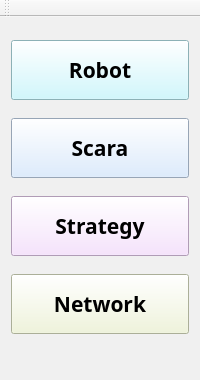
This is src/Gui/ui/Form_ControlPanel.ui in aiRobots-athome/Joy as Qt 5 draws it before an edit. The edited form follows.
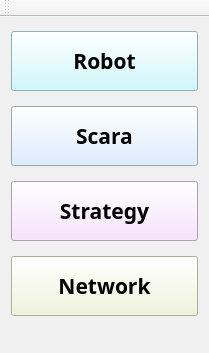
This is the edited form.

```diff
--- a/src/Gui/ui/Form_ControlPanel.ui
+++ b/src/Gui/ui/Form_ControlPanel.ui
@@ -6,8 +6,8 @@
    <rect>
     <x>0</x>
     <y>0</y>
-    <width>200</width>
-    <height>380</height>
+    <width>209</width>
+    <height>353</height>
    </rect>
   </property>
   <property name="windowTitle">
@@ -17,8 +17,65 @@
    <string notr="true">background-color: rgb(240, 240, 240);</string>
   </property>
   <widget class="QWidget" name="centralWidget">
-   <layout class="QGridLayout" name="gridLayout">
-    <item row="2" column="0">
+   <layout class="QVBoxLayout" name="verticalLayout">
+    <property name="spacing">
+     <number>12</number>
+    </property>
+    <item>
+     <widget class="QPushButton" name="pB_Form_Robot">
+      <property name="minimumSize">
+       <size>
+        <width>150</width>
+        <height>60</height>
+       </size>
+      </property>
+      <property name="font">
+       <font>
+        <family>微軟正黑體</family>
+        <pointsize>16</pointsize>
+        <weight>75</weight>
+        <bold>true</bold>
+       </font>
+      </property>
+      <property name="mouseTracking">
+       <bool>true</bool>
+      </property>
+      <property name="styleSheet">
+       <string notr="true">background-color: rgb(196, 248, 255);</string>
+      </property>
+      <property name="text">
+       <string>Robot</string>
+      </property>
+     </widget>
+    </item>
+    <item>
+     <widget class="QPushButton" name="pB_Form_Scara">
+      <property name="minimumSize">
+       <size>
+        <width>150</width>
+        <height>60</height>
+       </size>
+      </property>
+      <property name="font">
+       <font>
+        <family>微軟正黑體</family>
+        <pointsize>16</pointsize>
+        <weight>75</weight>
+        <bold>true</bold>
+       </font>
+      </property>
+      <property name="mouseTracking">
+       <bool>true</bool>
+      </property>
+      <property name="styleSheet">
+       <string notr="true">background-color: rgb(211, 231, 255);</string>
+      </property>
+      <property name="text">
+       <string>Scara</string>
+      </property>
+     </widget>
+    </item>
+    <item>
      <widget class="QPushButton" name="pB_Form_Strategy">
       <property name="minimumSize">
        <size>
@@ -45,7 +102,7 @@
       </property>
      </widget>
     </item>
-    <item row="3" column="0">
+    <item>
      <widget class="QPushButton" name="pB_Form_Network">
       <property name="minimumSize">
        <size>
@@ -72,60 +129,6 @@
       </property>
      </widget>
     </item>
-    <item row="1" column="0">
-     <widget class="QPushButton" name="pB_Form_Scara">
-      <property name="minimumSize">
-       <size>
-        <width>150</width>
-        <height>60</height>
-       </size>
-      </property>
-      <property name="font">
-       <font>
-        <family>微軟正黑體</family>
-        <pointsize>16</pointsize>
-        <weight>75</weight>
-        <bold>true</bold>
-       </font>
-      </property>
-      <property name="mouseTracking">
-       <bool>true</bool>
-      </property>
-      <property name="styleSheet">
-       <string notr="true">background-color: rgb(211, 231, 255);</string>
-      </property>
-      <property name="text">
-       <string>Scara</string>
-      </property>
-     </widget>
-    </item>
-    <item row="0" column="0">
-     <widget class="QPushButton" name="pB_Form_Robot">
-      <property name="minimumSize">
-       <size>
-        <width>150</width>
-        <height>60</height>
-       </size>
-      </property>
-      <property name="font">
-       <font>
-        <family>微軟正黑體</family>
-        <pointsize>16</pointsize>
-        <weight>75</weight>
-        <bold>true</bold>
-       </font>
-      </property>
-      <property name="mouseTracking">
-       <bool>true</bool>
-      </property>
-      <property name="styleSheet">
-       <string notr="true">background-color: rgb(196, 248, 255);</string>
-      </property>
-      <property name="text">
-       <string>Robot</string>
-      </property>
-     </widget>
-    </item>
    </layout>
   </widget>
   <widget class="QMenuBar" name="menuBar">
```
Left out of the diff: 2 changed lines with no effect on the pictures.
